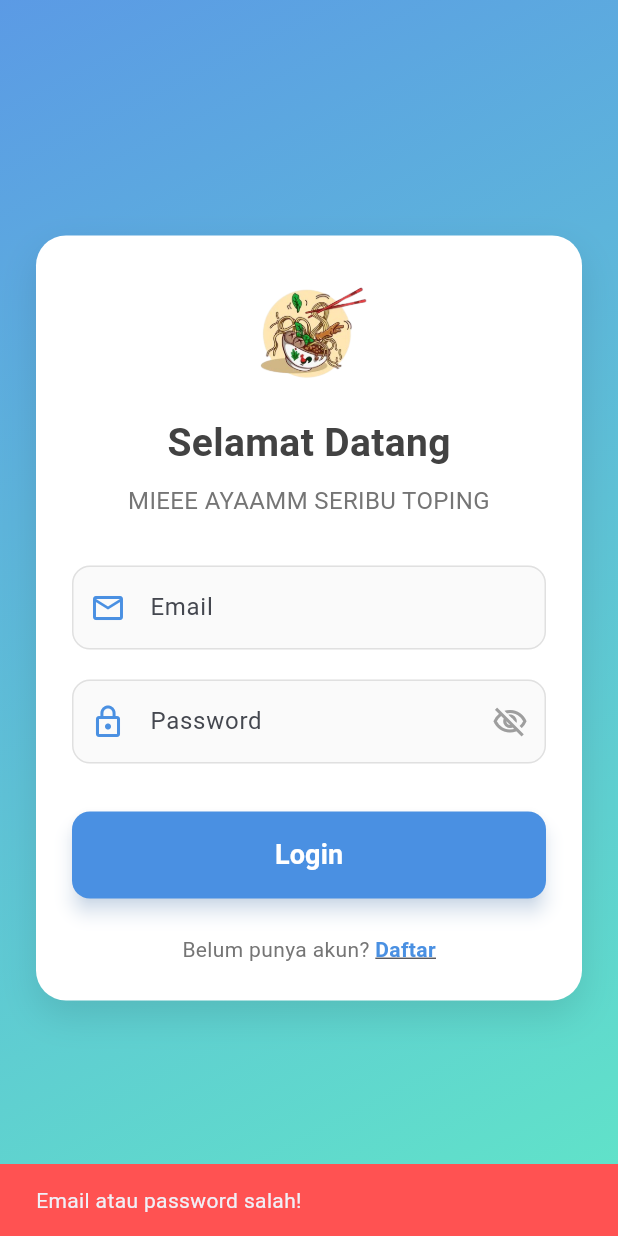
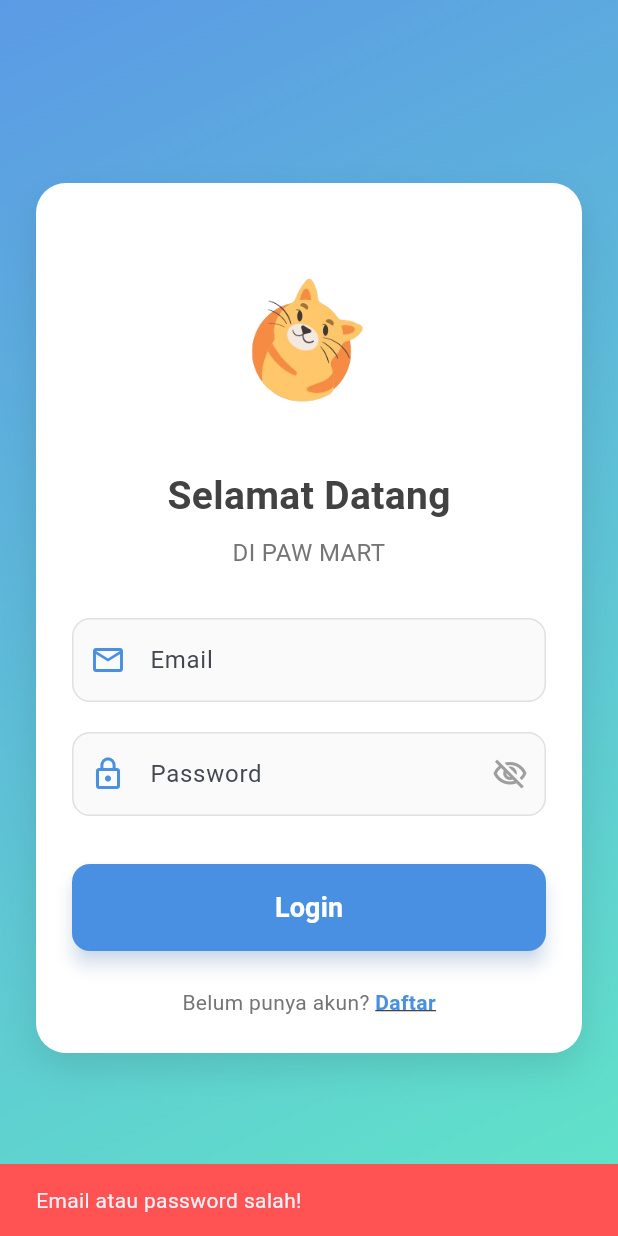
Before and after one commit to rahmatsigma/PAW-MART, a Flutter app: the screen it shows after launch, after a tap on "Login", on a phone screen of 412 x 824 dp. Run offline on Flutter 3.47's test engine with Material 3 defaults, Android fonts, the light colour scheme and no system bars.

Commit message:
update aja

```diff
--- a/lib/beranda_page.dart
+++ b/lib/beranda_page.dart
@@ -24,6 +24,10 @@
       appBar: PreferredSize(
         preferredSize: const Size.fromHeight(70),
         child: AppBar(
+          leading: Padding(
+            padding: const EdgeInsets.all(12.0),
+            child: Image.asset('assets/images/logo1.png', fit: BoxFit.contain),
+          ),
           title: const Text(
             'Beranda',
             style: TextStyle(
@@ -155,7 +159,8 @@
                         Navigator.push(
                           context,
                           MaterialPageRoute(
-                            builder: (context) => const PetFood(), // Mengubah PetFoodPage menjadi PetFood
+                            builder: (context) =>
+                                const PetFood(), // Mengubah PetFoodPage menjadi PetFood
                           ),
                         );
                       } else {
--- a/lib/login.dart
+++ b/lib/login.dart
@@ -14,14 +14,12 @@
   final TextEditingController _passwordController = TextEditingController();
   bool _obscurePassword = true;
 
-
   final Color primaryColor = const Color(0xFF4A90E2);
 
   @override
   Widget build(BuildContext context) {
     return Scaffold(
       body: Container(
-
         decoration: BoxDecoration(
           gradient: LinearGradient(
             begin: Alignment.topLeft,
@@ -34,7 +32,10 @@
         ),
         child: Center(
           child: SingleChildScrollView(
-            padding: const EdgeInsets.symmetric(horizontal: 24.0, vertical: 48.0),
+            padding: const EdgeInsets.symmetric(
+              horizontal: 24.0,
+              vertical: 48.0,
+            ),
             child: ConstrainedBox(
               constraints: const BoxConstraints(maxWidth: 400),
 
@@ -54,11 +55,10 @@
                 child: Column(
                   mainAxisSize: MainAxisSize.min,
                   children: [
-
                     Image.asset(
                       'assets/images/logo.png',
-                      width: 80,
-                      height: 80,
+                      width: 150,
+                      height: 150,
                     ),
                     const SizedBox(height: 16),
                     Text(
@@ -71,15 +71,11 @@
                     ),
                     const SizedBox(height: 8),
                     Text(
-                      'MIEEE AYAAMM SERIBU TOPING',
+                      'DI PAW MART',
                       textAlign: TextAlign.center,
-                      style: TextStyle(
-                        fontSize: 16,
-                        color: Colors.grey[600],
-                      ),
+                      style: TextStyle(fontSize: 16, color: Colors.grey[600]),
                     ),
                     const SizedBox(height: 32),
-
 
                     _buildTextField(
                       controller: _emailController,
@@ -100,7 +96,6 @@
                     ),
                     const SizedBox(height: 32),
 
-
                     SizedBox(
                       width: double.infinity,
                       child: ElevatedButton(
@@ -117,12 +112,14 @@
                         ),
                         child: const Text(
                           'Login',
-                          style: TextStyle(fontSize: 18, fontWeight: FontWeight.bold),
+                          style: TextStyle(
+                            fontSize: 18,
+                            fontWeight: FontWeight.bold,
+                          ),
                         ),
                       ),
                     ),
                     const SizedBox(height: 24),
-
 
                     Row(
                       mainAxisAlignment: MainAxisAlignment.center,
@@ -161,7 +158,6 @@
     );
   }
 
-
   Widget _buildTextField({
     required TextEditingController controller,
     required String labelText,
@@ -192,7 +188,6 @@
     );
   }
 
-
   Widget _buildPasswordField({
     required TextEditingController controller,
     required String labelText,
@@ -207,7 +202,9 @@
         prefixIcon: Icon(Icons.lock_outline, color: primaryColor),
         suffixIcon: IconButton(
           icon: Icon(
-            isObscured ? Icons.visibility_off_outlined : Icons.visibility_outlined,
+            isObscured
+                ? Icons.visibility_off_outlined
+                : Icons.visibility_outlined,
             color: Colors.grey,
           ),
           onPressed: onToggleVisibility,
@@ -230,7 +227,6 @@
     );
   }
 
-
   void _handleLogin() {
     const accounts = [
       {'email': 'user@example.com', 'password': 'password123'},
@@ -248,9 +244,7 @@
     if (found) {
       Navigator.pushReplacement(
         context,
-        MaterialPageRoute(
-          builder: (context) => BerandaPage(email: inputEmail),
-        ),
+        MaterialPageRoute(builder: (context) => BerandaPage(email: inputEmail)),
       );
     } else {
       ScaffoldMessenger.of(context).showSnackBar(
--- a/lib/splash_screen.dart
+++ b/lib/splash_screen.dart
@@ -25,14 +25,10 @@
       duration: const Duration(milliseconds: 2500),
     );
 
-
-    _scaleAnimation = Tween<double>(begin: 0.5, end: 1.0).animate(
-      CurvedAnimation(
-        parent: _controller,
-        curve: Curves.elasticOut,
-      ),
-    );
-
+    _scaleAnimation = Tween<double>(
+      begin: 0.5,
+      end: 1.0,
+    ).animate(CurvedAnimation(parent: _controller, curve: Curves.elasticOut));
 
     _fadeAnimation = Tween<double>(begin: 0.0, end: 1.0).animate(
       CurvedAnimation(
@@ -41,7 +37,6 @@
       ),
     );
 
-
     _textFadeAnimation = Tween<double>(begin: 0.0, end: 1.0).animate(
       CurvedAnimation(
         parent: _controller,
@@ -49,21 +44,17 @@
       ),
     );
 
-
     _controller.forward();
-
 
     Timer(const Duration(seconds: 4), () {
       Navigator.pushReplacement(
         context,
 
         PageRouteBuilder(
-          pageBuilder: (context, animation, secondaryAnimation) => const LoginPage(),
+          pageBuilder: (context, animation, secondaryAnimation) =>
+              const LoginPage(),
           transitionsBuilder: (context, animation, secondaryAnimation, child) {
-            return FadeTransition(
-              opacity: animation,
-              child: child,
-            );
+            return FadeTransition(opacity: animation, child: child);
           },
           transitionDuration: const Duration(milliseconds: 800),
         ),
@@ -79,7 +70,6 @@
 
   @override
   Widget build(BuildContext context) {
-
     final Color primaryColor = const Color(0xFF4A90E2);
 
     return Scaffold(
@@ -98,39 +88,18 @@
           child: Column(
             mainAxisAlignment: MainAxisAlignment.center,
             children: [
-
               FadeTransition(
                 opacity: _fadeAnimation,
                 child: ScaleTransition(
                   scale: _scaleAnimation,
                   child: Image.asset(
-                    'assets/images/logo.png',
-                    width: 150,
-                    height: 150,
+                    'assets/images/logo2.png',
+                    width: 500,
+                    height: 500,
                   ),
                 ),
               ),
-              const SizedBox(height: 24),
-
-              FadeTransition(
-                opacity: _textFadeAnimation,
-                child: const Text(
-                  'MY MIEE AYAAMM',
-                  style: TextStyle(
-                    fontSize: 28,
-                    fontWeight: FontWeight.bold,
-                    color: Colors.white,
-                    letterSpacing: 1.5,
-                    shadows: [
-                      Shadow(
-                        blurRadius: 10.0,
-                        color: Colors.black26,
-                        offset: Offset(2.0, 2.0),
-                      ),
-                    ],
-                  ),
-                ),
-              ),
+              const SizedBox(height: 16), // Kurangi jarak dari 32 menjadi 16
             ],
           ),
         ),
--- a/pubspec.yaml
+++ b/pubspec.yaml
@@ -52,8 +52,11 @@
 
 # The following section is specific to Flutter packages.
 flutter:
+  uses-material-design: true
   assets:
     - assets/images/logo.png
+    - assets/images/logo1.png
+    - assets/images/logo2.png
     - assets/images/bg.png
 
 
@@ -61,7 +64,6 @@
   # The following line ensures that the Material Icons font is
   # included with your application, so that you can use the icons in
   # the material Icons class.
-  uses-material-design: true
 
   # To add assets to your application, add an assets section, like this:
   # assets:
```
Also changed, not shown: assets/images/logo.png, assets/images/logo1.png (added), assets/images/logo2.png (added).
